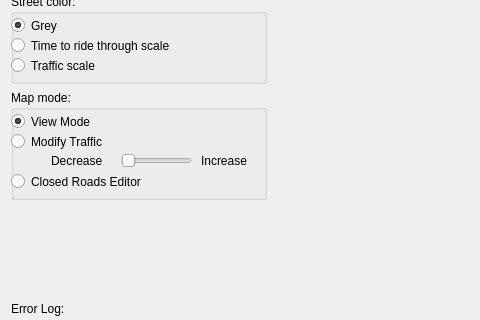
Above: src/icp/mainwindow.ui from hojkas/ICP before the change; both pictures show x 0 to 480 and y 255 to 575 of the 836 by 710 pixel window. Below: the same form after it.
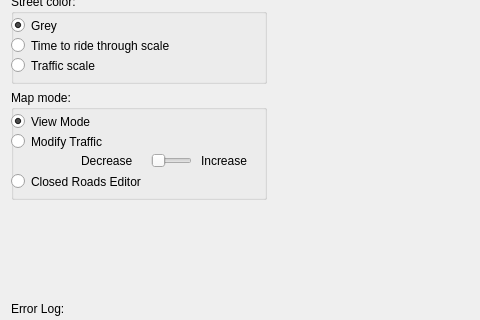
That is the form after the change. Custom widgets are drawn as their Qt base class.

Commit message: show lines tweaks

The edit to the form file:
```diff
--- a/src/icp/mainwindow.ui
+++ b/src/icp/mainwindow.ui
@@ -298,7 +298,7 @@
         <widget class="QLabel" name="label_2">
          <property name="geometry">
           <rect>
-           <x>40</x>
+           <x>70</x>
            <y>60</y>
            <width>67</width>
            <height>21</height>
@@ -311,9 +311,9 @@
         <widget class="QSlider" name="horizontalSlider_2">
          <property name="geometry">
           <rect>
-           <x>110</x>
+           <x>140</x>
            <y>60</y>
-           <width>71</width>
+           <width>41</width>
            <height>21</height>
           </rect>
          </property>
```
The commit also changes 1 other file.
